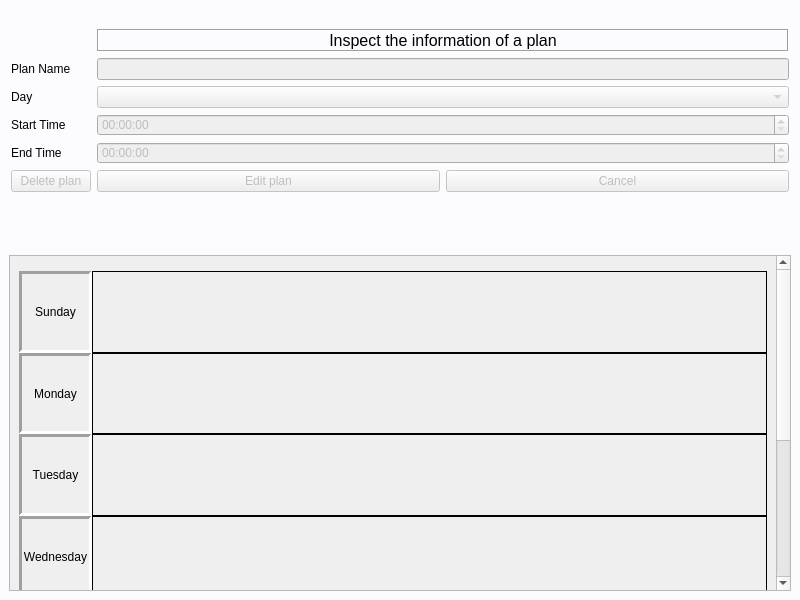
First picture: the form in mainwindow.ui, repository qwertyhoge/timetable_qt, before the edit.
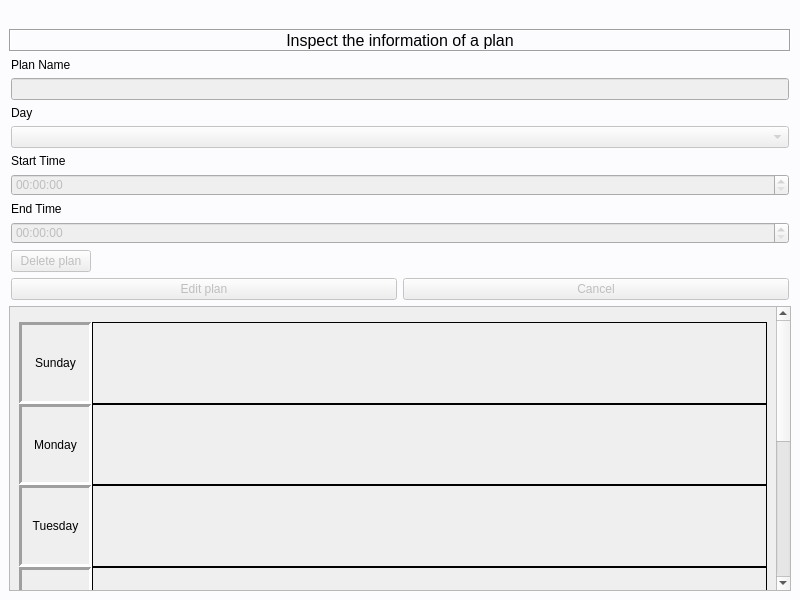
Second picture: the form after the edit. Custom widgets are drawn as their Qt base class.

Commit message: made second layout for character based interface

```diff
--- a/mainwindow.ui
+++ b/mainwindow.ui
@@ -19,7 +19,7 @@
 }</string>
   </property>
   <widget class="QWidget" name="apparea">
-   <layout class="QVBoxLayout" name="verticalLayout_3">
+   <layout class="QVBoxLayout" name="verticalLayout_3" stretch="0,0,1">
     <item>
      <widget class="TimeNotifier" name="timeNotifier">
       <property name="sizePolicy">
@@ -37,14 +37,10 @@
      </widget>
     </item>
     <item>
-     <layout class="QFormLayout" name="inspectForm">
-      <property name="leftMargin">
-       <number>2</number>
-      </property>
-      <property name="rightMargin">
-       <number>2</number>
-      </property>
-      <item row="1" column="1">
+     <layout class="QHBoxLayout" name="headerArea">
+      <item>
+       <layout class="QVBoxLayout" name="verticalLayout_5" stretch="0,0">
+        <item>
        <widget class="QLabel" name="inspectFormLabel">
         <property name="sizePolicy">
          <sizepolicy hsizetype="Minimum" vsizetype="Maximum">
@@ -75,6 +71,26 @@
         </property>
        </widget>
       </item>
+        <item>
+         <layout class="QFormLayout" name="inspectForm">
+          <property name="sizeConstraint">
+           <enum>QLayout::SetMinimumSize</enum>
+          </property>
+          <property name="rowWrapPolicy">
+           <enum>QFormLayout::WrapAllRows</enum>
+          </property>
+          <property name="formAlignment">
+           <set>Qt::AlignLeading|Qt::AlignLeft|Qt::AlignVCenter</set>
+          </property>
+          <property name="leftMargin">
+           <number>2</number>
+          </property>
+          <property name="rightMargin">
+           <number>2</number>
+          </property>
+          <property name="bottomMargin">
+           <number>0</number>
+          </property>
       <item row="2" column="0">
        <widget class="QLabel" name="inspectNameLabel">
         <property name="text">
@@ -220,6 +236,10 @@
       </item>
      </layout>
     </item>
+       </layout>
+      </item>
+     </layout>
+    </item>
     <item>
      <widget class="QScrollArea" name="scrollArea">
       <property name="sizePolicy">
@@ -235,8 +255,8 @@
        <property name="geometry">
         <rect>
          <x>0</x>
-         <y>0</y>
-         <width>763</width>
+         <y>-140</y>
+         <width>987</width>
          <height>600</height>
         </rect>
        </property>
```
Lines whose indentation alone changed are shown as unchanged. The commit also changes 3 other files.
